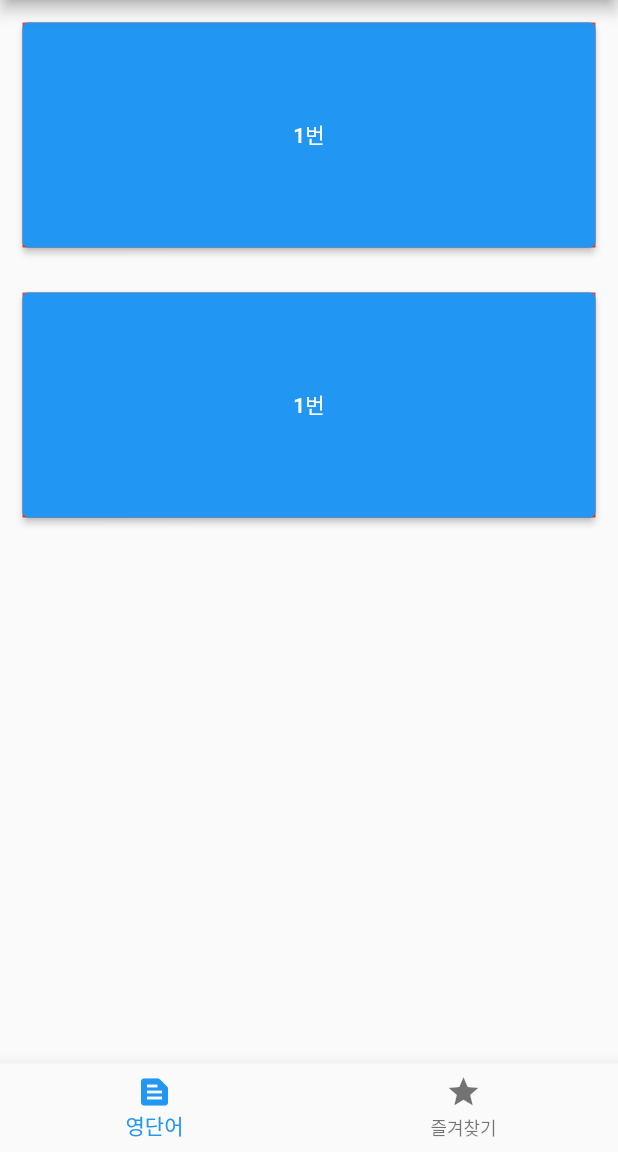
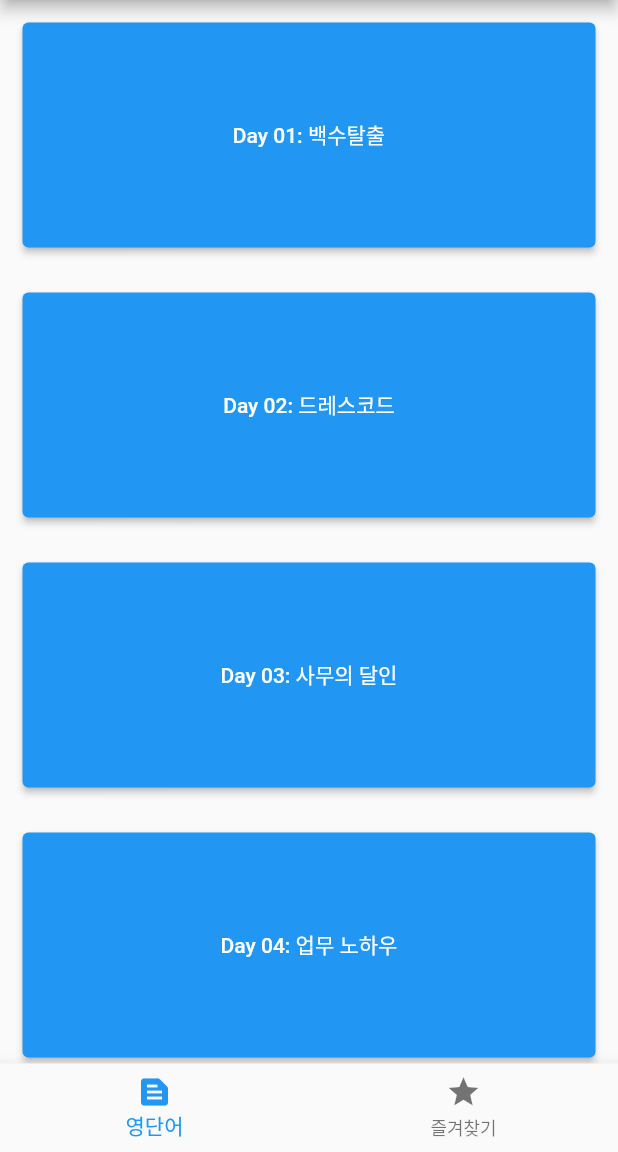
Before and after one commit to d0gn/EnglishVocaApp, a Flutter app: the screen it shows after launch, on a phone screen of 412 x 824 dp, the part 84-1236 px from its top. Run offline on Flutter 3.47's test engine with Material 2 defaults, Android fonts, the phone set to English and light mode, and no system bars; our stand-ins replace fluttertoast.

Commit message:
영단어 앱 네비게이션바 까지 완성
6.1 즐찾 버튼 셔플 버튼, 영단어 리스트 구축

6.2 완성 ( 각 단어장의 데이터 삽입후 eng.dart에 Container 생성해주고 onPressed에 changevoca(리스트 이름)만 삽입하면됨 기능정 측면은 전부 완성

6.3
 영어단어 삽입 완료
 메인페이지 Day 이름 변경
 voca.dart 안에 색갈 변경

```diff
--- a/lib/Word.dart
+++ b/lib/Word.dart
@@ -4,6 +4,6 @@ import 'voca.dart';
 class Word {
   String englishWord;
   String mean;
-
-  Word(this.englishWord, this.mean);
+  String sentence;
+  Word(this.englishWord, this.mean, this.sentence);
 }
--- a/lib/eng.dart
+++ b/lib/eng.dart
@@ -39,9 +39,9 @@ class _EngState extends State<Eng> {
               child: Column(
                 children: [
                   Container(
-                    height: 150, width: 400, color: Colors.red, margin: EdgeInsets.all(15),
+                    height: 150, width: 400, margin: EdgeInsets.all(15),
                     child: ElevatedButton(
-                        child: Text('1번'),
+                        child: Text('Day 01: 백수탈출'),
                         onPressed: () {
                           Navigator.push(
                             context,
@@ -52,9 +52,9 @@ class _EngState extends State<Eng> {
                     ),
                   ),
                   Container(
-                    height: 150, width: 400, color: Colors.red, margin: EdgeInsets.all(15),
+                    height: 150, width: 400, margin: EdgeInsets.all(15),
                     child: ElevatedButton(
-                        child: Text('1번'),
+                        child: Text('Day 02: 드레스코드'),
                         onPressed: () {
                           Navigator.push(
                             context,
@@ -63,7 +63,59 @@ class _EngState extends State<Eng> {
                           changevoca(words2);
                         }
                     ),
-                  )
+                  ),
+                  Container(
+                    height: 150, width: 400, margin: EdgeInsets.all(15),
+                    child: ElevatedButton(
+                        child: Text('Day 03: 사무의 달인'),
+                        onPressed: () {
+                          Navigator.push(
+                            context,
+                            MaterialPageRoute(builder: (context) => Voca()),
+                          );
+                          changevoca(words3);
+                        }
+                    ),
+                  ),
+                  Container(
+                    height: 150, width: 400, margin: EdgeInsets.all(15),
+                    child: ElevatedButton(
+                        child: Text('Day 04: 업무 노하우'),
+                        onPressed: () {
+                          Navigator.push(
+                            context,
+                            MaterialPageRoute(builder: (context) => Voca()),
+                          );
+                          changevoca(words4);
+                        }
+                    ),
+                  ),
+                  Container(
+                    height: 150, width: 400, margin: EdgeInsets.all(15),
+                    child: ElevatedButton(
+                        child: Text('Day 05: 비밀병기'),
+                        onPressed: () {
+                          Navigator.push(
+                            context,
+                            MaterialPageRoute(builder: (context) => Voca()),
+                          );
+                          changevoca(words5);
+                        }
+                    ),
+                  ),
+                  Container(
+                    height: 150, width: 400, margin: EdgeInsets.all(15),
+                    child: ElevatedButton(
+                        child: Text('Day 06: 쉴 휴'),
+                        onPressed: () {
+                          Navigator.push(
+                            context,
+                            MaterialPageRoute(builder: (context) => Voca()),
+                          );
+                          changevoca(words6);
+                        }
+                    ),
+                  ),
                 ],
               ),
             ),
@@ -73,4 +125,3 @@ class _EngState extends State<Eng> {
   }
 
 }
-// body: 리스트이름[인덱스이름] 이게 중요하다 이게 있어야 바뀐다
--- a/pubspec.yaml
+++ b/pubspec.yaml
@@ -30,6 +30,7 @@ environment:
 dependencies:
   flutter:
     sdk: flutter
+  fluttertoast: ^8.2.2
 
 
   # The following adds the Cupertino Icons font to your application.
```
Also changed, not shown: lib/Favoritevaca.dart (+28 -2 lines), lib/voca.dart (+34 -5 lines), pubspec.lock.
